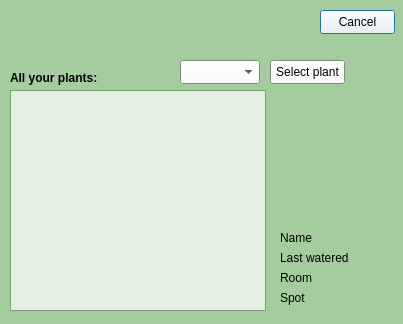
This is project/ui/all_plants.ui in denzelxav/Plantfolio as Qt 5 draws it before an edit. The edited form follows.
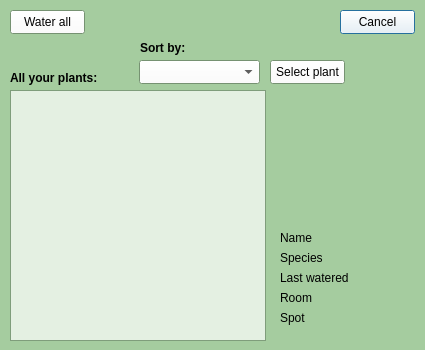
This is the edited form. Icons and pictures are not drawn.

Commit message: added water_all to all_plants and more sorting options

```diff
--- a/project/ui/all_plants.ui
+++ b/project/ui/all_plants.ui
@@ -6,10 +6,22 @@
    <rect>
     <x>0</x>
     <y>0</y>
-    <width>403</width>
-    <height>324</height>
+    <width>425</width>
+    <height>350</height>
    </rect>
   </property>
+  <property name="minimumSize">
+   <size>
+    <width>425</width>
+    <height>350</height>
+   </size>
+  </property>
+  <property name="maximumSize">
+   <size>
+    <width>425</width>
+    <height>350</height>
+   </size>
+  </property>
   <property name="palette">
    <palette>
     <active>
@@ -218,7 +230,7 @@
      <x>10</x>
      <y>90</y>
      <width>256</width>
-     <height>221</height>
+     <height>251</height>
     </rect>
    </property>
   </widget>
@@ -264,7 +276,7 @@
     <rect>
      <x>280</x>
      <y>230</y>
-     <width>49</width>
+     <width>141</width>
      <height>16</height>
     </rect>
    </property>
@@ -276,8 +288,8 @@
    <property name="geometry">
     <rect>
      <x>280</x>
-     <y>250</y>
-     <width>81</width>
+     <y>270</y>
+     <width>141</width>
      <height>16</height>
     </rect>
    </property>
@@ -289,8 +301,8 @@
    <property name="geometry">
     <rect>
      <x>280</x>
-     <y>270</y>
-     <width>49</width>
+     <y>290</y>
+     <width>141</width>
      <height>16</height>
     </rect>
    </property>
@@ -302,8 +314,8 @@
    <property name="geometry">
     <rect>
      <x>280</x>
-     <y>290</y>
-     <width>49</width>
+     <y>310</y>
+     <width>141</width>
      <height>16</height>
     </rect>
    </property>
@@ -314,9 +326,9 @@
   <widget class="QComboBox" name="sort_by">
    <property name="geometry">
     <rect>
-     <x>180</x>
+     <x>139</x>
      <y>60</y>
-     <width>80</width>
+     <width>121</width>
      <height>24</height>
     </rect>
    </property>
@@ -324,7 +336,7 @@
   <widget class="QPushButton" name="cancel_button">
    <property name="geometry">
     <rect>
-     <x>320</x>
+     <x>340</x>
      <y>10</y>
      <width>75</width>
      <height>24</height>
@@ -347,6 +359,50 @@
     <string>Select plant</string>
    </property>
   </widget>
+  <widget class="QPushButton" name="water_all_button">
+   <property name="geometry">
+    <rect>
+     <x>10</x>
+     <y>10</y>
+     <width>75</width>
+     <height>24</height>
+    </rect>
+   </property>
+   <property name="text">
+    <string>Water all</string>
+   </property>
+  </widget>
+  <widget class="QLabel" name="species_label">
+   <property name="geometry">
+    <rect>
+     <x>280</x>
+     <y>250</y>
+     <width>141</width>
+     <height>16</height>
+    </rect>
+   </property>
+   <property name="text">
+    <string>Species</string>
+   </property>
+  </widget>
+  <widget class="QLabel" name="sort_by_label">
+   <property name="geometry">
+    <rect>
+     <x>140</x>
+     <y>40</y>
+     <width>151</width>
+     <height>16</height>
+    </rect>
+   </property>
+   <property name="font">
+    <font>
+     <bold>true</bold>
+    </font>
+   </property>
+   <property name="text">
+    <string>Sort by:</string>
+   </property>
+  </widget>
  </widget>
  <resources/>
  <connections/>
```
The commit also changes 3 other files.
